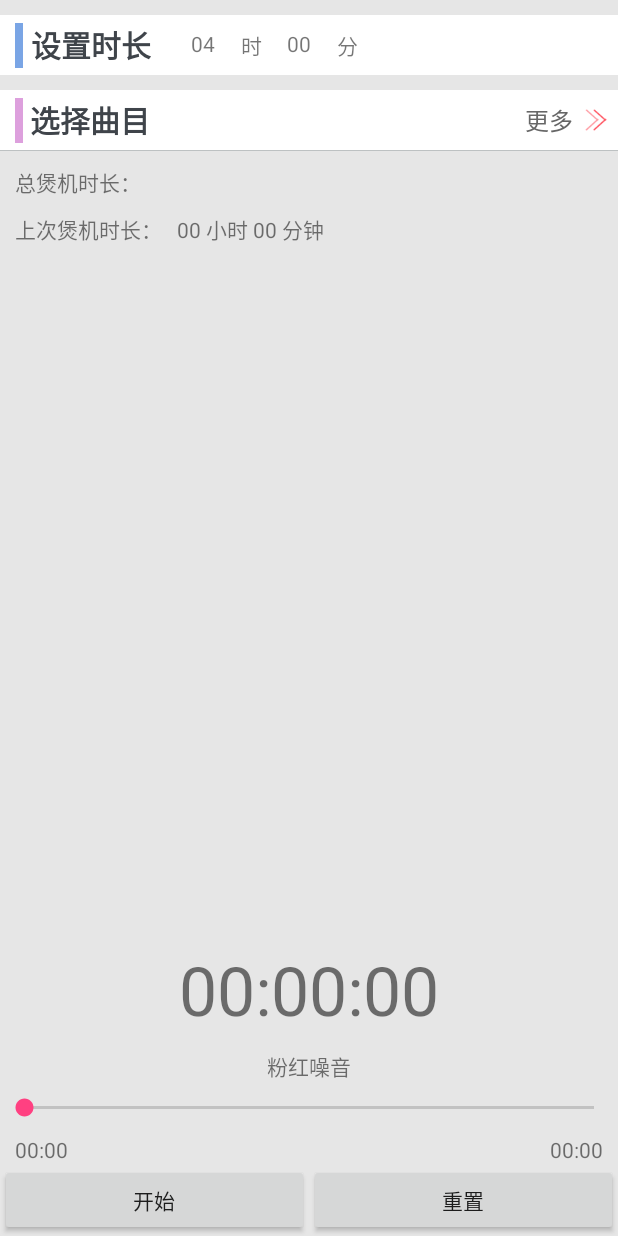
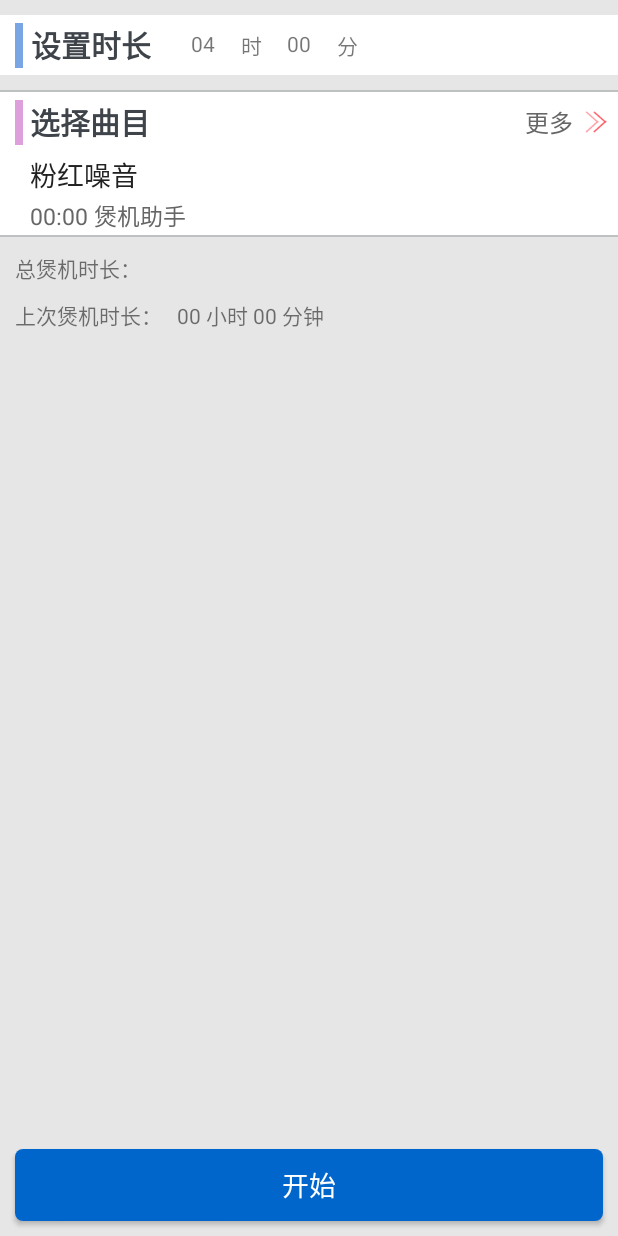
Before and after one commit to rabbitjason/BurninAssistant, an Android app: the screen it shows after launch (MainActivity), on a phone screen of 412 x 824 dp. Run offline under Robolectric (Android 15) with nearby library versions, the phone set to English and light mode, and no system bars; pictures from the network do not load; 1 statement that could not run was skipped.

Commit message:
add function

```diff
--- a/app/src/main/java/com/bugsbunny/burninassistant/MainActivity.java
+++ b/app/src/main/java/com/bugsbunny/burninassistant/MainActivity.java
@@ -18,6 +18,7 @@ import android.widget.Button;
 import android.widget.SeekBar;
 import android.widget.TextView;
 
+import com.bugsbunny.burninassistant.bean.MusicBean;
 import com.bugsbunny.burninassistant.bean.PlanBean;
 import com.bugsbunny.burninassistant.manager.PreferenceManager;
 import com.bugsbunny.burninassistant.model.PlanModel;
@@ -26,17 +27,17 @@ import com.bugsbunny.burninassistant.services.MusicService;
 import com.bugsbunny.burninassistant.utils.AndroidTools;
 import com.bugsbunny.burninassistant.view.IPlanView;
 
+import java.text.SimpleDateFormat;
+
 public class MainActivity extends BaseActivity implements IPlanView, View.OnClickListener {
     private View llDuration, llInterval, llMusicMore;
     private WebView myWebView;
     private TextView tvDurationHour,tvDurationMinute,tvIntervalMinute;
-    private TextView tvStatus, tvCountdownTime, tvTotalTime, tvLastTime, tvMusicName;
+    private TextView tvCountdownTime, tvTotalTime, tvLastTime, tvMusicName, tvMusicDetail;
     private PlanPresenter planPresenter;
-    private Button btnPlay, btnReset;
+    private Button btnPlay;
 
-    private int maxVolume, currentVolume;
-    private SeekBar sbVolume;
-    private AudioManager audioManager;
+    private static final int SELECTED_MUSIC_RC = 100;
 
     private MusicService musicService;
     ServiceConnection conn = new ServiceConnection() {
@@ -59,45 +60,19 @@ public class MainActivity extends BaseActivity implements IPlanView, View.OnClic
         setContentView(R.layout.activity_main);
         planPresenter = new PlanPresenter(this);
         initView();
-        initVolumeSeekBar();
         planPresenter.load();
 
         Intent intent = new Intent(this, MusicService.class);
         bindService(intent, conn, Context.BIND_AUTO_CREATE);
     }
 
-    private void initVolumeSeekBar() {
-        audioManager = (AudioManager) getSystemService(Context.AUDIO_SERVICE);
-        maxVolume = audioManager.getStreamMaxVolume(AudioManager.STREAM_MUSIC);
-        sbVolume = (SeekBar) findViewById(R.id.sbVolume);
-        sbVolume.setMax(maxVolume);
-        currentVolume = audioManager.getStreamVolume(AudioManager.STREAM_MUSIC);
-        sbVolume.setProgress(currentVolume);
-        sbVolume.setOnSeekBarChangeListener(new SeekBar.OnSeekBarChangeListener() {
-            @Override
-            public void onProgressChanged(SeekBar seekBar, int progress, boolean fromUser) {
-                audioManager.setStreamVolume(AudioManager.STREAM_SYSTEM, progress, 0);
-                audioManager.setStreamVolume(AudioManager.STREAM_MUSIC, progress, 0);
-                currentVolume = audioManager.getStreamVolume(AudioManager.STREAM_MUSIC);
-            }
 
-            @Override
-            public void onStartTrackingTouch(SeekBar seekBar) {
-
-            }
-
-            @Override
-            public void onStopTrackingTouch(SeekBar seekBar) {
-
-            }
-        });
-    }
 
     private void initView() {
         tvDurationHour = (TextView)findViewById(R.id.tvDurationHour);
         tvDurationMinute = (TextView)findViewById(R.id.tvDurationMinute);
         tvIntervalMinute = (TextView)findViewById(R.id.tvIntervalMinute);
-        tvStatus = (TextView)findViewById(R.id.tvStatus);
+
         tvCountdownTime = (TextView)findViewById(R.id.tvCountdownTime);
 
         tvTotalTime = (TextView) findViewById(R.id.tvTotalTime);
@@ -115,10 +90,8 @@ public class MainActivity extends BaseActivity implements IPlanView, View.OnClic
         btnPlay = (Button)findViewById(R.id.btnPlay);
         btnPlay.setOnClickListener(this);
 
-        btnReset = (Button)findViewById(R.id.btnReset);
-        btnReset.setOnClickListener(this);
-
         tvMusicName = (TextView) findViewById(R.id.tvMusicName);
+        tvMusicDetail = (TextView) findViewById(R.id.tvMusicDetail);
     }
 
 
@@ -157,12 +130,23 @@ public class MainActivity extends BaseActivity implements IPlanView, View.OnClic
 
     @Override
     public void showStatus(String status) {
-        tvStatus.setText(status);
+
     }
 
     @Override
-    public void showMusicName(String name) {
-        tvMusicName.setText(name);
+    public void showMusic(MusicBean mb) {
+        tvMusicName.setText(mb.getName());
+        SimpleDateFormat formatter = new SimpleDateFormat("mm:ss");//初始化Formatter的转换格式。
+        String hms = formatter.format(mb.getLength());
+        String detail = "";
+        if (mb.getArtist() != null && mb.getAlbum() != null) {
+            detail += mb.getArtist() + " - " + mb.getAlbum();
+        } else if (mb.getArtist() != null) {
+            detail = mb.getArtist();
+        } else if (mb.getAlbum() != null) {
+            detail = mb.getAlbum();
+        }
+        tvMusicDetail.setText(hms + " " + detail);
     }
 
     @Override
@@ -194,18 +178,13 @@ public class MainActivity extends BaseActivity implements IPlanView, View.OnClic
                 if (planPresenter.isPlay()) {
                     planPresenter.stopCountdown();
                     btnPlay.setText("开始");
-                    btnReset.setEnabled(true);
                 } else {
                     planPresenter.startCountdown();
                     btnPlay.setText("停止");
-                    btnReset.setEnabled(false);
                 }
                 break;
-            case R.id.btnReset:
-                //planPresenter.stopCountdown();
-                break;
             case R.id.llMusicMore:
-                MusicActivity.actionStart(this);
+                MusicActivity.actionStart(this, SELECTED_MUSIC_RC);
                 break;
             default:
                 break;
@@ -250,6 +229,10 @@ public class MainActivity extends BaseActivity implements IPlanView, View.OnClic
                     planPresenter.setIntervalTime(minute);
                 }
             }
+        } else if (SELECTED_MUSIC_RC == requestCode) {
+
+            showMusic(MusicActivity.stMusic);
+
         }
 
         super.onActivityResult(requestCode, resultCode, data);
--- a/app/src/main/java/com/bugsbunny/burninassistant/presenter/PlanPresenter.java
+++ b/app/src/main/java/com/bugsbunny/burninassistant/presenter/PlanPresenter.java
@@ -49,7 +49,7 @@ public class PlanPresenter {
 
             MusicBean ms = planBean.getSelectedMusic();
             if (ms != null) {
-                planView.showMusicName(ms.getName());
+                planView.showMusic(ms);
             }
 
             planView.showLastTime(planBean.getLastTime());
--- a/app/src/main/java/com/bugsbunny/burninassistant/view/IPlanView.java
+++ b/app/src/main/java/com/bugsbunny/burninassistant/view/IPlanView.java
@@ -13,7 +13,7 @@ public interface IPlanView {
     public void showIntervalTime(int minute);
     public void showCountdownTime(int hour, int minute, int second);
     public void showStatus(String status);
-    public void showMusicName(String name);
+    public void showMusic(MusicBean mb);
     public void showTotalTime(long tm);
     public void showLastTime(long tm);
 }
--- a/app/src/main/res/layout/activity_main.xml
+++ b/app/src/main/res/layout/activity_main.xml
@@ -113,12 +113,17 @@
             </LinearLayout>
         </LinearLayout>
 
+
         <LinearLayout
             android:layout_width="match_parent"
             android:layout_height="wrap_content"
             android:layout_marginTop="10dp"
             android:background="@color/white"
             android:orientation="vertical">
+            <View
+                android:layout_width="match_parent"
+                android:layout_height="1dp"
+                android:background="@color/dividerLine"/>
             <RelativeLayout
                 android:layout_width="match_parent"
                 android:layout_height="40dp">
@@ -158,18 +163,34 @@
                         android:scaleType="centerInside"/>
                 </LinearLayout>
             </RelativeLayout>
+            <LinearLayout
+                android:layout_width="wrap_content"
+                android:layout_height="wrap_content"
+                android:layout_marginLeft="20dp"
+                android:layout_centerVertical="true"
+                android:orientation="vertical">
+                <TextView
+                    android:id="@+id/tvMusicName"
+                    android:layout_width="wrap_content"
+                    android:layout_height="30dp"
+                    android:gravity="center_vertical"
+                    android:text="music name"
+                    android:textSize="18sp"
+                    android:textColor="#222222"/>
+                <TextView
+                    android:id="@+id/tvMusicDetail"
+                    android:layout_width="wrap_content"
+                    android:layout_height="25dp"
+                    android:gravity="center_vertical"
+                    android:singleLine="true"
+                    android:text="03:00 artist - album"
+                    android:textSize="15sp"
+                    android:textColor="#666666"/>
+            </LinearLayout>
             <View
                 android:layout_width="match_parent"
-                android:layout_height="0.5dp"
+                android:layout_height="1dp"
                 android:background="@color/dividerLine"/>
-
-            <ListView
-                android:id="@+id/lvMusic"
-                android:layout_width="match_parent"
-                android:layout_height="120dp"
-                android:divider="#ffdddddd"
-                android:dividerHeight="0.5dp"
-                android:visibility="gone"/>
         </LinearLayout>
 
         <LinearLayout
@@ -214,80 +235,15 @@
 
     </LinearLayout>
 
-    <LinearLayout
-        android:id="@+id/llMusicPlayBar"
+    <Button
+        android:id="@+id/btnPlay"
         android:layout_width="match_parent"
         android:layout_height="wrap_content"
-        android:orientation="vertical"
-        android:layout_alignParentBottom="true">
-        <LinearLayout
-            android:id="@+id/llCountdownTime"
-            android:layout_width="match_parent"
-            android:layout_height="wrap_content"
-            android:layout_marginBottom="10dp"
-            android:orientation="vertical"
-            android:gravity="center">
-            <TextView
-                android:id="@+id/tvStatus"
-                android:layout_width="wrap_content"
-                android:layout_height="wrap_content"
-                android:text=""/>
-            <TextView
-                android:id="@+id/tvCountdownTime"
-                android:layout_width="wrap_content"
-                android:layout_height="wrap_content"
-                android:text="00:00:00"
-                android:textSize="45sp"/>
+        android:layout_alignParentBottom="true"
+        android:layout_margin="10dp"
+        android:text="开始"
+        android:textSize="18sp"
+        android:textColor="@color/white"
+        android:background="@drawable/round_button_shape"/>
 
-        </LinearLayout>
-
-        <TextView
-            android:id="@+id/tvMusicName"
-            android:layout_width="wrap_content"
-            android:layout_height="wrap_content"
-            android:text="music name"
-            android:layout_gravity="center_horizontal"/>
-        <SeekBar
-            android:id="@+id/sbVolume"
-            android:layout_width="match_parent"
-            android:layout_height="35dp" />
-        <LinearLayout
-            android:layout_width="match_parent"
-            android:layout_height="wrap_content"
-            android:layout_marginLeft="10dp"
-            android:layout_marginRight="10dp">
-            <TextView
-                android:id="@+id/tvPosition"
-                android:layout_width="wrap_content"
-                android:layout_height="match_parent"
-                android:text="00:00"/>
-            <TextView
-                android:layout_width="0dp"
-                android:layout_height="wrap_content"
-                android:layout_weight="1"/>
-            <TextView
-                android:id="@+id/tvDuration"
-                android:layout_width="wrap_content"
-                android:layout_height="match_parent"
-                android:text="00:00"/>
-        </LinearLayout>
-
-        <LinearLayout
-            android:layout_width="match_parent"
-            android:layout_height="wrap_content"
-            android:orientation="horizontal">
-            <Button
-                android:id="@+id/btnPlay"
-                android:layout_width="0dp"
-                android:layout_height="wrap_content"
-                android:layout_weight="1"
-                android:text="开始"/>
-            <Button
-                android:id="@+id/btnReset"
-                android:layout_width="0dp"
-                android:layout_height="wrap_content"
-                android:layout_weight="1"
-                android:text="重置"/>
-        </LinearLayout>
-    </LinearLayout>
 </RelativeLayout>
```
Also changed, not shown: app/src/main/AndroidManifest.xml (+11 -11 lines), app/src/main/java/com/bugsbunny/burninassistant/MusicActivity.java (+7 -2 lines), app/src/main/java/com/bugsbunny/burninassistant/PlanActivity.java (added, +49 -0 lines), app/src/main/res/layout/activity_plan.xml (added, +154 -0 lines), app/src/main/res/drawable-xhdpi/player_bk.png (added), app/src/main/res/drawable-xhdpi/player_pause_small.png (added), app/src/main/res/drawable-xhdpi/player_play_small.png (added).
